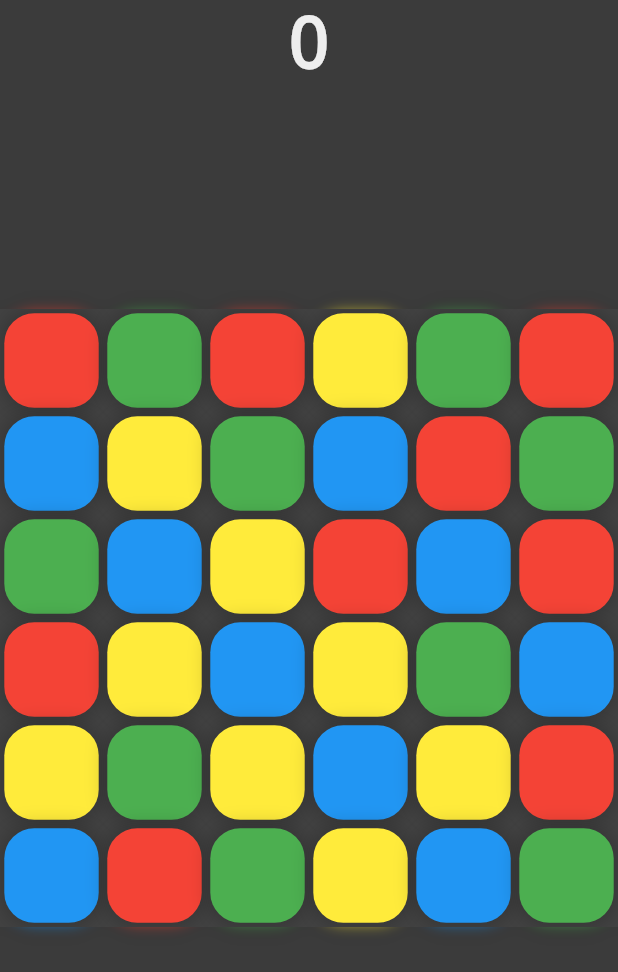
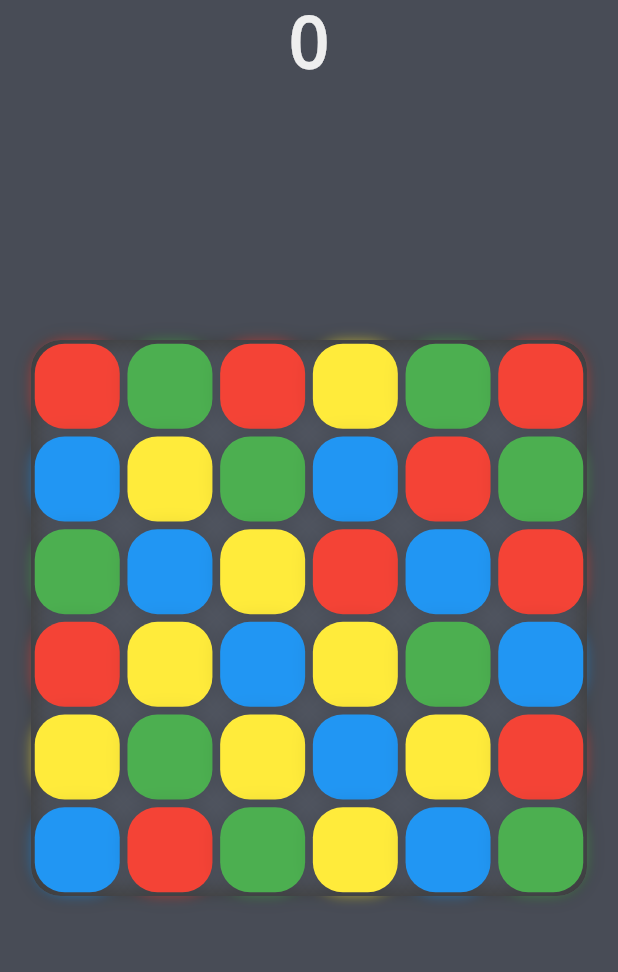
Before and after one commit to AlabasterAxe/color_game, a Flutter app: the screen it shows after launch, after a tap on "Play", on a phone screen of 412 x 824 dp. Shown: the top 972 px of the screen. Run offline on Flutter 3.47's test engine with Material 2 defaults, Android fonts, the phone set to English and light mode, and no system bars.

Commit message:
more styling

```diff
--- a/lib/constants.dart
+++ b/lib/constants.dart
@@ -6,6 +6,8 @@ const RELATIVE_GAP_SIZE = 1 / 12;
 const BOX_BORDER_RADIUS = 20.0;
 const GRID_SIZE = 6;
 const COLLAPSE_DURATION_MILLISECONDS = 750;
+
+const BOARD_BACKGROUND_COLOR = Color(0xff505560);
 
 const List<Color> COLORS = [
   Colors.red,
--- a/lib/game/game-box-widget.dart
+++ b/lib/game/game-box-widget.dart
@@ -47,7 +47,7 @@ class GameBoxWidgetState extends State<GameBoxWidget> {
                   color: widget.box.color,
                   boxShadow: [
                     BoxShadow(
-                      color: Colors.black.withOpacity(0.2),
+                      color: Colors.black.withOpacity(0.1),
                       spreadRadius: 2,
                       blurRadius: 10,
                       offset: Offset(0, 0), // changes position of shadow
--- a/lib/game/game-view.dart
+++ b/lib/game/game-view.dart
@@ -1,6 +1,7 @@
 import 'dart:math';
 import 'dart:ui';
 
+import 'package:color_game/constants.dart';
 import 'package:flutter/material.dart';
 import 'package:flutter/widgets.dart';
 
@@ -12,10 +13,12 @@ class InvertedRectClipper extends CustomClipper<Path> {
   @override
   Path getClip(Size size) {
     return new Path()
-      ..addRect(Rect.fromCenter(
+      ..addRRect(RRect.fromRectAndRadius(
+          Rect.fromCenter(
               center: new Offset(size.width / 2, size.height / 2),
-          width: size.shortestSide,
-          height: size.shortestSide))
+              width: size.shortestSide * .9,
+              height: size.shortestSide * .9),
+          Radius.circular(BOX_BORDER_RADIUS)))
       ..addRect(new Rect.fromLTWH(0.0, 0.0, size.width, size.height))
       ..fillType = PathFillType.evenOdd;
   }
@@ -50,6 +53,30 @@ class _GameViewState extends State<GameView> {
     List<Widget> stackChildren = [
       AspectRatio(
         aspectRatio: 1,
+        child: FractionallySizedBox(
+          heightFactor: .9,
+          widthFactor: .9,
+          child: Center(
+              child: Container(
+                  decoration: BoxDecoration(
+                      borderRadius: BorderRadius.circular(BOX_BORDER_RADIUS),
+                      boxShadow: [
+                BoxShadow(
+                  color: Color(0xff404040),
+                ),
+                BoxShadow(
+                  color: BOARD_BACKGROUND_COLOR,
+                  spreadRadius: -5,
+                  blurRadius: 10,
+                )
+              ]))),
+        ),
+      ),
+      AspectRatio(
+        aspectRatio: 1,
+        child: FractionallySizedBox(
+          heightFactor: .9,
+          widthFactor: .9,
           child: GameBoardWidget(
               key: gameKey,
               config: widget.config,
@@ -66,6 +93,7 @@ class _GameViewState extends State<GameView> {
                     break;
                 }
               }),
+        ),
       ),
       ClipPath(
         clipper: InvertedRectClipper(),
@@ -104,7 +132,7 @@ class _GameViewState extends State<GameView> {
               })));
     }
     return Container(
-      color: Colors.grey[800],
+      color: BOARD_BACKGROUND_COLOR,
       child: SafeArea(
         child: Stack(alignment: Alignment.center, children: stackChildren),
       ),
```
Lines whose indentation alone changed are shown as unchanged.
